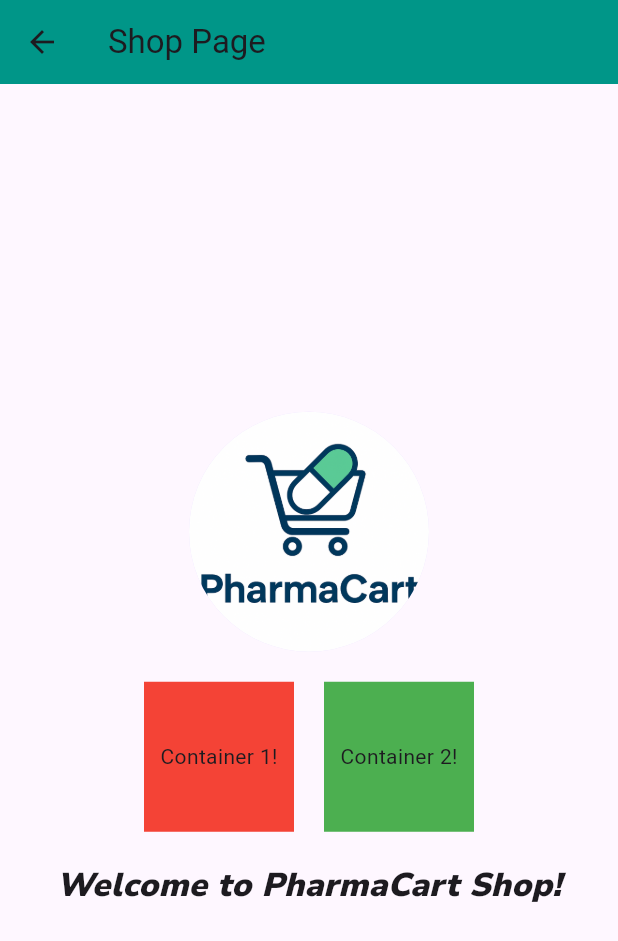
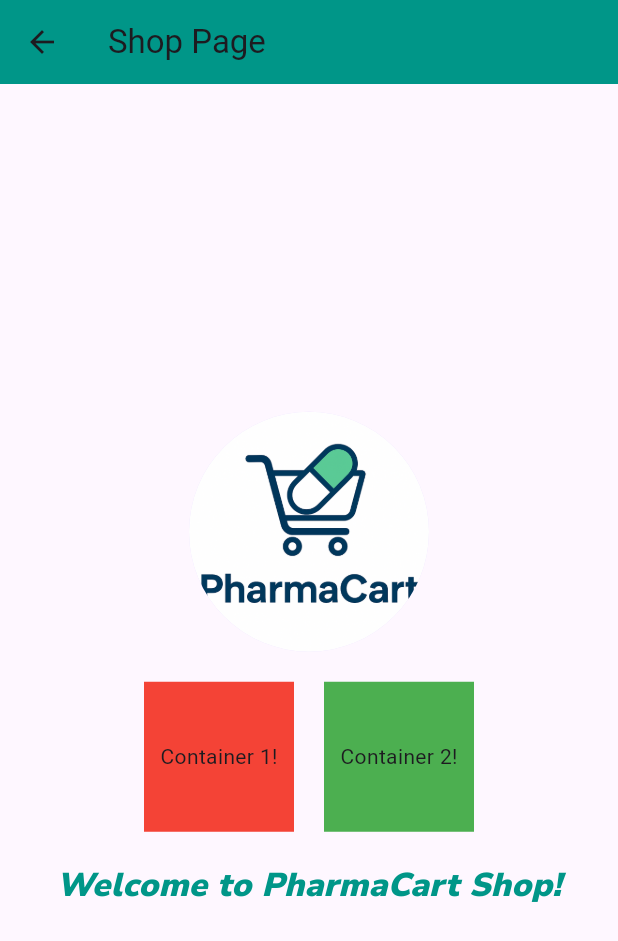
Before and after one commit to yashwanths814/PharmaCart, a Flutter app: the ShopPage screen opened by its route, on a phone screen of 412 x 824 dp. Shown: the top 941 px of the screen. Run offline on Flutter 3.47's test engine with Material 3 defaults, Android fonts, the phone set to English and light mode, and no system bars.

```diff
--- a/PharmaCart/lib/shop_page.dart
+++ b/PharmaCart/lib/shop_page.dart
@@ -63,6 +63,7 @@ class ShopPage extends StatelessWidget {
                 fontWeight: FontWeight.w900,
                 fontFamily: 'Nunito',
                 fontStyle: FontStyle.italic,
+                color: Colors.teal,
               ),
               textAlign: TextAlign.center, //text against center
             ),
```
